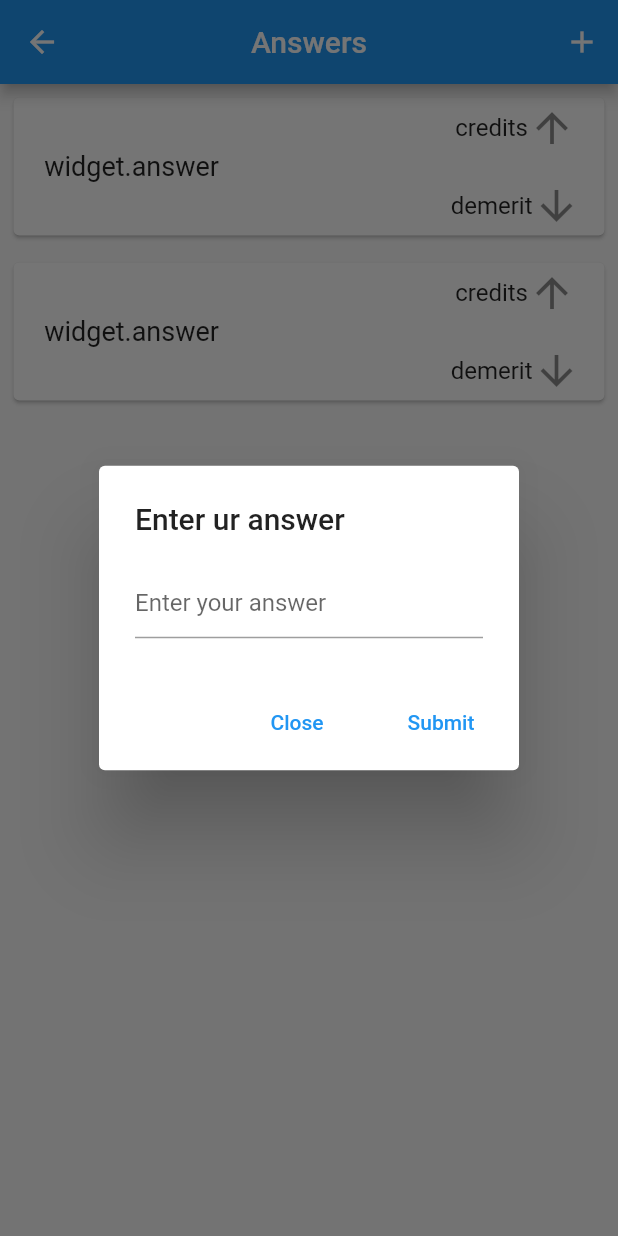
After one commit to NirajSriramula/QnA, a Flutter app: the Answers screen opened directly, after a tap on the "add" icon, on a phone screen of 412 x 824 dp. The commit adds this screen. Run offline on Flutter 3.47's test engine with Material 2 defaults, Android fonts, the phone set to English and light mode, and no system bars.

Commit message:
Done till answer screen except for the backend part and some small changes

```diff
--- /dev/null
+++ b/lib/answers.dart
@@ -0,0 +1,117 @@
+import 'package:flutter/material.dart';
+
+class Answers extends StatefulWidget {
+  String question;
+  Answers({this.question});
+
+  @override
+  _AnswersState createState() => _AnswersState();
+}
+
+class _AnswersState extends State<Answers> {
+  String new_answer;
+  @override
+  Widget build(BuildContext context) {
+    int count = 2;
+    return Scaffold(
+      appBar: AppBar(
+        title: Text("Answers"),
+        actions: [
+          IconButton(
+            icon: Icon(Icons.add, color: Colors.white),
+            onPressed: () {
+              showDialog(
+                context: context,
+                builder: (BuildContext context) => _buildPopupDialog(context),
+              );
+            },
+          )
+        ],
+        centerTitle: true,
+      ),
+      body: ListView.builder(
+          itemCount: count,
+          itemBuilder: (context, index) {
+            return Padding(
+                padding: EdgeInsets.all(5.0),
+                child: Card(
+                  child: ListTile(
+                    title: Row(
+                      mainAxisAlignment: MainAxisAlignment.spaceBetween,
+                      children: [
+                        Text(
+                          " widget.answer",
+                          style: TextStyle(fontSize: 18),
+                        ),
+                        Column(
+                          children: [
+                            Row(
+                              children: [
+                                Text("credits"),
+                                Icon(Icons.arrow_upward, size: 32),
+                              ],
+                            ),
+                            SizedBox(height: 20),
+                            Row(
+                              children: [
+                                Text("demerit"),
+                                Icon(Icons.arrow_downward, size: 32),
+                              ],
+                            ),
+                          ],
+                        )
+                      ],
+                    ),
+                    onTap: () {
+                      Navigator.push(
+                          context,
+                          MaterialPageRoute(
+                              builder: (context) =>
+                                  Answers(question: new_answer)));
+                    },
+                  ),
+                ));
+          }),
+    );
+  }
+
+  Widget _buildPopupDialog(BuildContext context) {
+    return new AlertDialog(
+      title: const Text('Enter ur answer'),
+      content: new Column(
+        mainAxisSize: MainAxisSize.min,
+        crossAxisAlignment: CrossAxisAlignment.start,
+        children: <Widget>[
+          TextField(
+            decoration: InputDecoration(hintText: "Enter your answer"),
+            onChanged: (value) {
+              new_answer = value;
+            },
+          ),
+        ],
+      ),
+      actions: <Widget>[
+        new FlatButton(
+          onPressed: () {
+            Navigator.of(context).pop();
+          },
+          textColor: Theme.of(context).primaryColor,
+          child: Text('Close'),
+        ),
+        new FlatButton(
+          onPressed: () {
+            if (new_answer != null) {
+              postAnswer(new_answer);
+            }
+
+            Navigator.of(context).pop();
+          },
+          textColor: Theme.of(context).primaryColor,
+          child: Text('Submit'),
+        ),
+      ],
+    );
+  }
+
+  void postAnswer(String new_answer) {}
+}
```
Also changed, not shown: lib/dashboard.dart (+8 -0 lines), lib/main.dart (+4 -8 lines), lib/questions.dart (added, +105 -0 lines).
